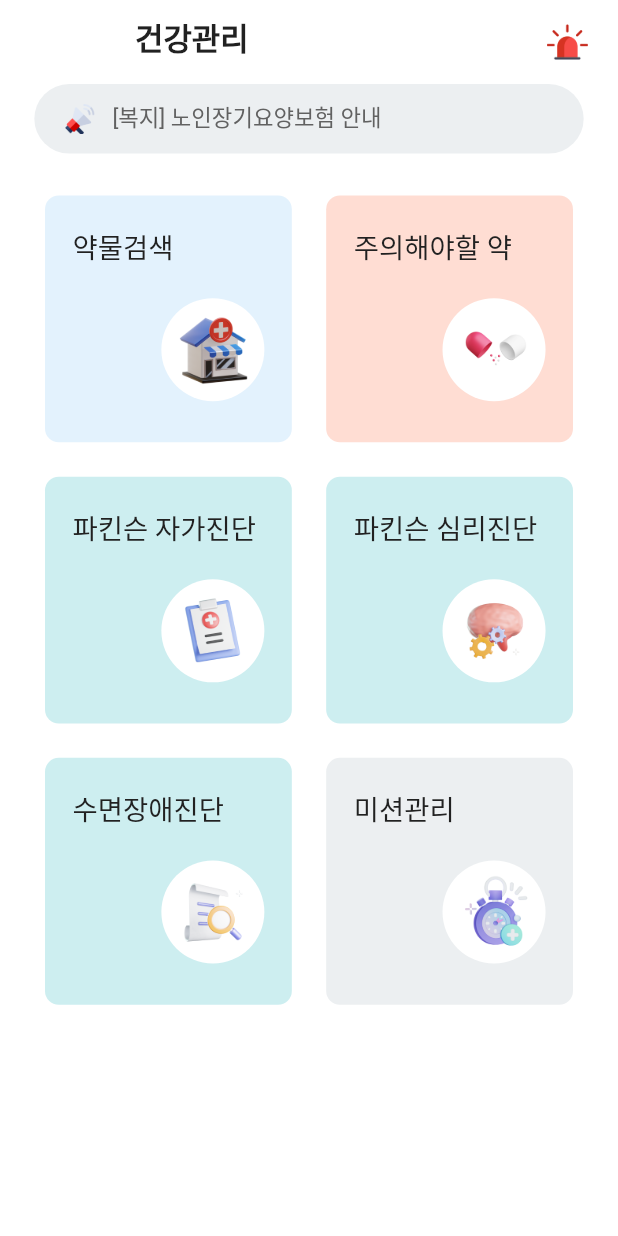
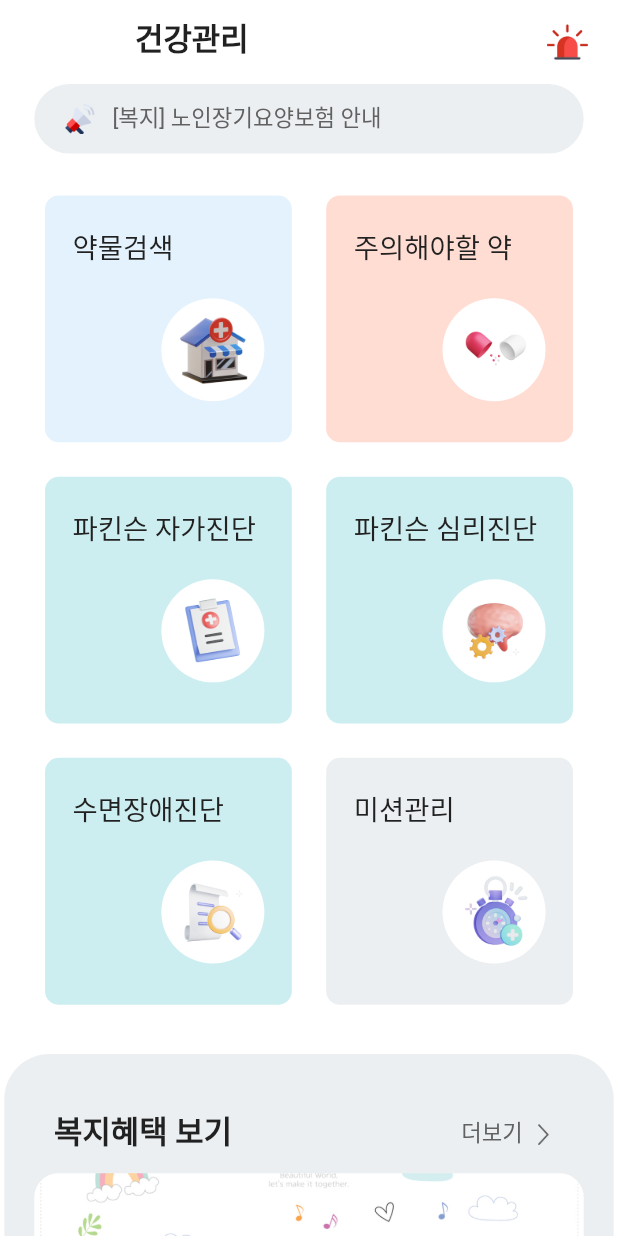
Before and after one commit to ReaflaORG/dr-parkinsons-getx-flutter, a Flutter app: the HealthCareView screen opened by its route, on a phone screen of 412 x 824 dp. Run offline on Flutter 3.47's test engine with Material 2 defaults, Android fonts, the phone set to English and light mode, and no system bars; our stand-ins replace carousel_slider, firebase_messaging, flutter_dotenv, flutter_local_notifications, flutter_screenutil, fluttertoast and 6 more; accounts and stored records are empty; Roboto replaces fonts that are missing (SUIT); project files that could hold a hidden picture were left out.

Commit message:
Feat: Healthcare Page UI

```diff
--- /dev/null
+++ b/lib/app/modules/healthcare/controller/socialwelfare_controller.dart
@@ -0,0 +1,37 @@
+// ignore_for_file: unnecessary_overrides
+
+import 'dart:async';
+
+import 'package:get/get.dart';
+
+class SocialWelfareController extends GetxController {
+  static SocialWelfareController get to => Get.find();
+
+  // Data ▼ ============================================
+
+  // Function ▼ ========================================
+
+  // Variable ▼ ========================================
+  Rx<int> socialWelfarePostData = 5.obs;
+
+  @override
+  Future<void> onInit() async {
+    super.onInit();
+  }
+
+  @override
+  void onReady() {
+    super.onReady();
+  }
+
+  @override
+  void onClose() {
+    super.onClose();
+  }
+
+  @override
+  InternalFinalCallback<void> get onStart => super.onStart;
+
+  @override
+  InternalFinalCallback<void> get onDelete => super.onDelete;
+}
--- a/lib/app/modules/healthcare/view/drugmisuse_view.dart
+++ b/lib/app/modules/healthcare/view/drugmisuse_view.dart
@@ -40,17 +40,18 @@ class DrugMisuseView extends GetView<DrugMisuseController> {
               crossAxisAlignment: CrossAxisAlignment.center,
               mainAxisSize: MainAxisSize.min,
               children: [
-                ListView.builder(
+                ListView(
                     physics: const NeverScrollableScrollPhysics(),
                     shrinkWrap: true,
-                  itemCount: controller.boxes.length,
-                  itemBuilder: (BuildContext context, int index) => Padding(
+                    children: List.generate(
+                      controller.boxes.length,
+                      (index) => Padding(
                         padding: const EdgeInsets.only(bottom: 5),
                         child: DrugMisuseInfoBox(
                           box: controller.boxes[index],
                         ),
                       ),
-                ),
+                    )),
                 const SizedBox(height: 10),
                 GestureDetector(
                   onTap: () {},
--- a/lib/app/modules/healthcare/view/healthcare_view.dart
+++ b/lib/app/modules/healthcare/view/healthcare_view.dart
@@ -41,10 +41,14 @@ class HealthCareView extends GetView<HealthCareController> {
               const SizedBox(width: 20),
             ],
           ),
-          body: Container(
+          body: SingleChildScrollView(
+            child: Column(
+              children: [
+                Container(
                   padding: const EdgeInsets.symmetric(horizontal: 20),
-            child: SingleChildScrollView(
                   child: Column(
+                    children: [
+                      Column(
                         mainAxisAlignment: MainAxisAlignment.center,
                         crossAxisAlignment: CrossAxisAlignment.center,
                         mainAxisSize: MainAxisSize.min,
@@ -60,9 +64,7 @@ class HealthCareView extends GetView<HealthCareController> {
                               borderRadius: BorderRadius.circular(36),
                             ),
                             child: InkWell(
-                      onTap: () {
-                        print('hello1');
-                      },
+                              onTap: () {},
                               child: Row(
                                 children: [
                                   SizedBox(
@@ -95,6 +97,7 @@ class HealthCareView extends GetView<HealthCareController> {
                               crossAxisAlignment: CrossAxisAlignment.stretch,
                               children: [
                                 GridView.count(
+                                  physics: const NeverScrollableScrollPhysics(),
                                   shrinkWrap: true,
                                   crossAxisCount: 2,
                                   childAspectRatio: 1,
@@ -102,8 +105,110 @@ class HealthCareView extends GetView<HealthCareController> {
                                   crossAxisSpacing: 20.w,
                                   children: List.generate(
                                     controller.btns.length,
-                            (index) =>
-                                HealthcareMainbtn(item: controller.btns[index]),
+                                    (index) => HealthcareMainbtn(
+                                        item: controller.btns[index]),
+                                  ),
+                                ),
+                              ],
+                            ),
+                          ),
+                        ],
+                      ),
+                    ],
+                  ),
+                ),
+                SizedBox(
+                  height: 20.w,
+                ),
+                Container(
+                  padding: EdgeInsets.symmetric(
+                    vertical: 40,
+                    horizontal: 20,
+                  ),
+                  decoration: BoxDecoration(
+                    color: ColorPath.Background1HECEFF1,
+                    borderRadius: BorderRadius.only(
+                        topLeft: Radius.circular(30),
+                        topRight: Radius.circular(30)),
+                  ),
+                  child: Column(
+                    children: [
+                      Container(
+                        width: 340,
+                        padding: EdgeInsets.only(bottom: 12),
+                        child: Row(
+                          mainAxisAlignment: MainAxisAlignment.spaceBetween,
+                          children: [
+                            Text(
+                              '복지혜택 보기',
+                              style: TextPath.Heading2F18W600.copyWith(
+                                color: ColorPath.TextGrey1H212121,
+                              ),
+                            ),
+                            InkWell(
+                              onTap: () {},
+                              child: Row(
+                                crossAxisAlignment: CrossAxisAlignment.center,
+                                children: [
+                                  Text(
+                                    '더보기',
+                                    style: TextPath.TextF13W400.copyWith(
+                                        color: ColorPath.TextGrey3H616161),
+                                  ),
+                                  Image.asset(
+                                      width: 24.w,
+                                      height: 24.w,
+                                      'assets/images/icons/2d/24arrowright.png')
+                                ],
+                              ),
+                            ),
+                          ],
+                        ),
+                      ),
+                      InkWell(
+                        onTap: () {},
+                        child: Container(
+                          alignment: Alignment.bottomLeft,
+                          padding: const EdgeInsets.only(
+                            left: 16,
+                            bottom: 8,
+                          ),
+                          width: 320.w,
+                          height: 130.w,
+                          decoration: BoxDecoration(
+                              image: const DecorationImage(
+                                image: AssetImage(
+                                    'assets/images/samples/sample1.jpg'),
+                                fit: BoxFit.cover,
+                              ),
+                              borderRadius: BorderRadius.circular(16)),
+                          child: Column(
+                            mainAxisAlignment: MainAxisAlignment.end,
+                            crossAxisAlignment: CrossAxisAlignment.start,
+                            children: [
+                              Container(
+                                color: ColorPath.SecondaryLightColor,
+                                padding: const EdgeInsets.fromLTRB(4, 2, 4, 0),
+                                child: Text(
+                                  '22.10.23',
+                                  style: TextPath.TextF13W500.copyWith(
+                                      color: ColorPath.TextGrey3H616161),
+                                ),
+                              ),
+                              const SizedBox(height: 4),
+                              Container(
+                                padding: const EdgeInsets.fromLTRB(6, 6, 6, 4),
+                                color:
+                                    ColorPath.SecondaryColor.withOpacity(0.8),
+                                child: Text(
+                                  '노인 장기요양보험 제도',
+                                  style: TextPath.Heading3F16W600.copyWith(
+                                    color: ColorPath.BackgroundWhite,
+                                  ),
+                                ),
+                              ),
+                            ],
+                          ),
                         ),
                       ),
                     ],
@@ -113,6 +218,5 @@ class HealthCareView extends GetView<HealthCareController> {
             ),
           ),
         ),
-        ),
       );
 }
--- a/pubspec.yaml
+++ b/pubspec.yaml
@@ -54,6 +54,7 @@ flutter:
     - assets/images/navigation/
     - assets/images/icons/3d/
     - assets/images/icons/2d/
+    - assets/images/samples/
 
   fonts:
     - family: SUIT
```
Also changed, not shown: assets/images/icons/2d/24arrowright.png (added), assets/images/samples/sample1.jpg (added), assets/images/samples/sample2.jpg (added), assets/images/samples/sample3.jpg (added), assets/images/samples/sample4.jpg (added), assets/images/samples/sample5.jpg (added), assets/images/samples/sample6.jpg (added), assets/images/samples/sample7.jpg (added). Lines whose indentation alone changed are shown as unchanged.
